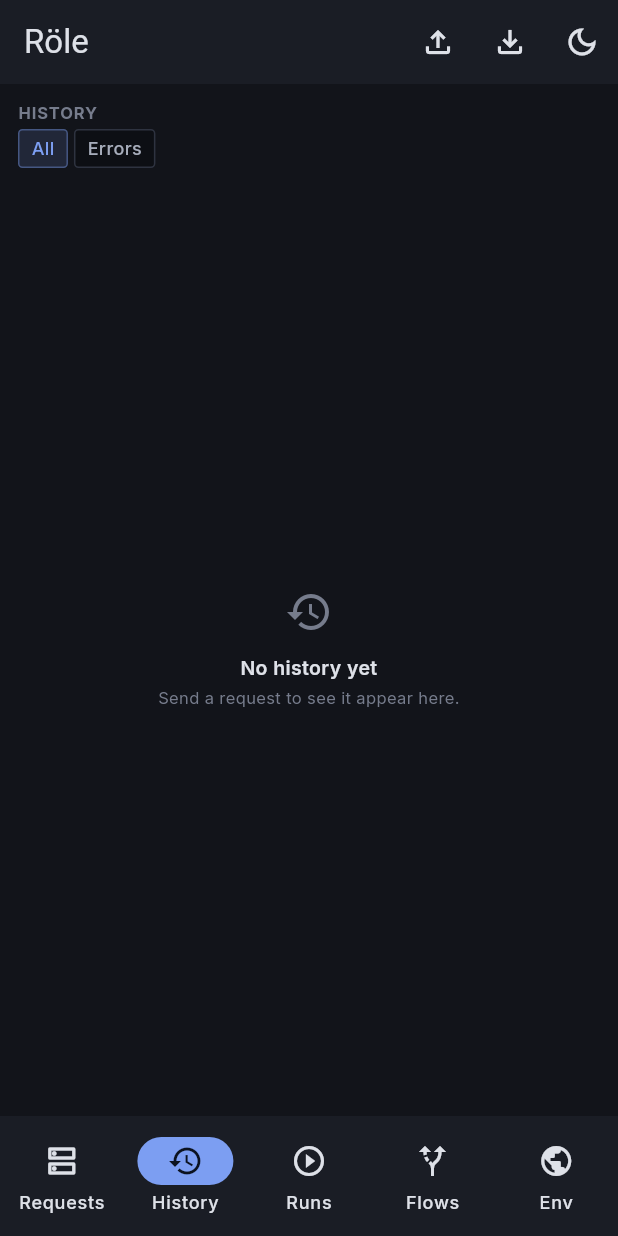
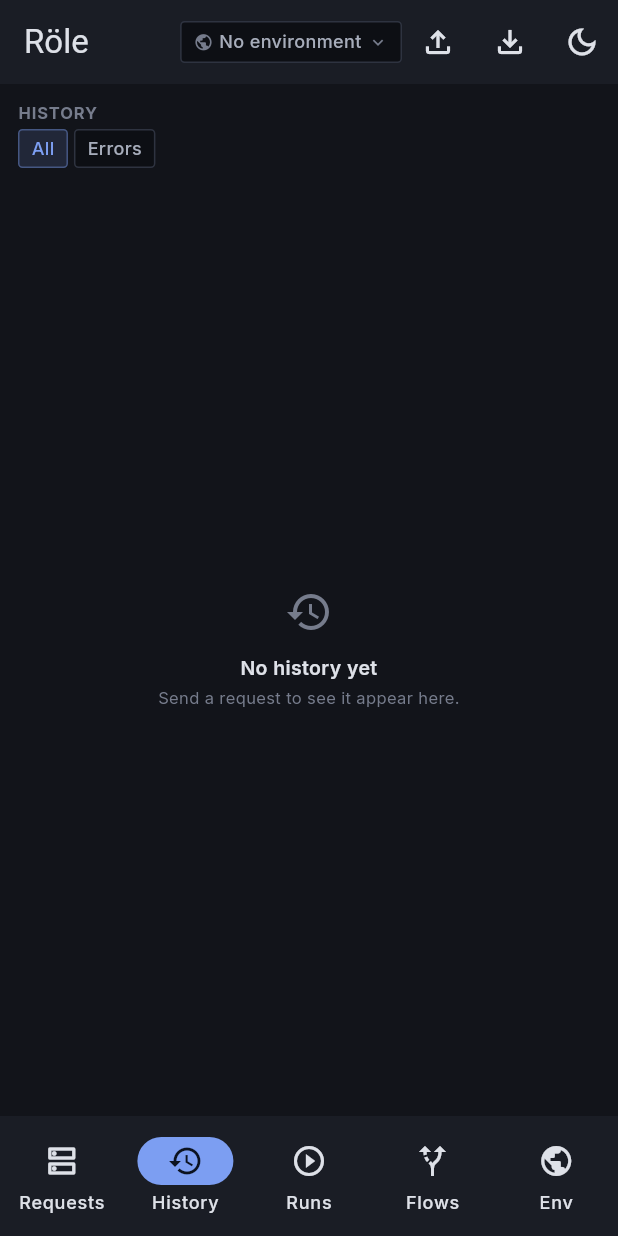
Before and after one commit to role-suite/role-client, a Flutter app: the screen it shows after launch, item 2 of the bottom bar chosen, on a phone screen of 412 x 824 dp. Run offline on Flutter 3.47's test engine with Material 3 defaults, Android fonts, the phone set to English and light mode, and no system bars; our stand-ins replace dio, file_picker, flutter_riverpod, shared_preferences.

Commit message:
fix(shell): support clearing active environment

```diff
--- a/lib/ui/shell/mobile_shell.dart
+++ b/lib/ui/shell/mobile_shell.dart
@@ -11,6 +11,7 @@ import '../history/history_sidebar_panel.dart';
 import '../runner/runs_sidebar_panel.dart';
 import '../sidebar/requests_sidebar_panel.dart';
 import 'import_export_actions.dart';
+import 'top_bar.dart';
 import 'workbench_tab_content.dart';
 
 /// Mobile navigation: bottom nav over the section panels the desktop
@@ -62,6 +63,7 @@ class _MobileShellState extends ConsumerState<MobileShell> {
         foregroundColor: colors.textPrimary,
         elevation: 0,
         actions: [
+          const EnvironmentSwitcher(),
           IconButton(icon: const Icon(Icons.file_upload_outlined), tooltip: 'Import', onPressed: () => runImportWorkspace(context, ref)),
           IconButton(icon: const Icon(Icons.file_download_outlined), tooltip: 'Export', onPressed: () => runExportWorkspace(context, ref)),
           IconButton(
--- a/lib/ui/shell/top_bar.dart
+++ b/lib/ui/shell/top_bar.dart
@@ -35,7 +35,7 @@ class TopBar extends ConsumerWidget {
           Text(AppConstants.appName, style: context.type.title),
           const SizedBox(width: AppSpacing.lg),
           if (desktop) ...[Expanded(child: _SearchField()), const SizedBox(width: AppSpacing.lg)] else const Spacer(),
-          const _EnvironmentSwitcher(),
+          const EnvironmentSwitcher(),
           const SizedBox(width: AppSpacing.sm),
           AppIconButton(icon: Icons.file_upload_outlined, tooltip: 'Import workspace', onPressed: onImport),
           AppIconButton(icon: Icons.file_download_outlined, tooltip: 'Export workspace', onPressed: onExport),
@@ -81,8 +81,14 @@ class _SearchFieldState extends ConsumerState<_SearchField> {
   }
 }
 
-class _EnvironmentSwitcher extends ConsumerWidget {
-  const _EnvironmentSwitcher();
+/// Sentinel menu value for "No environment". PopupMenuButton can't use a
+/// literal `null` item value: it pops the selection via Navigator, and a
+/// popped `null` is indistinguishable from the menu being dismissed, so
+/// onSelected would never fire for it.
+const _noEnvironmentValue = '__no_environment__';
+
+class EnvironmentSwitcher extends ConsumerWidget {
+  const EnvironmentSwitcher({super.key});
 
   @override
   Widget build(BuildContext context, WidgetRef ref) {
@@ -91,7 +97,7 @@ class _EnvironmentSwitcher extends ConsumerWidget {
     final activeId = ref.watch(activeEnvironmentIdProvider);
     final active = environments.where((e) => e.id == activeId);
 
-    return PopupMenuButton<String?>(
+    return PopupMenuButton<String>(
       tooltip: 'Active environment',
       offset: const Offset(0, 32),
       color: colors.surfaceRaised,
@@ -100,10 +106,12 @@ class _EnvironmentSwitcher extends ConsumerWidget {
         side: BorderSide(color: colors.border),
       ),
       itemBuilder: (context) => [
-        const PopupMenuItem(value: null, child: Text('No environment')),
+        const PopupMenuItem(value: _noEnvironmentValue, child: Text('No environment')),
         for (final env in environments) PopupMenuItem(value: env.id, child: Text(env.name)),
       ],
-      onSelected: (id) => ref.read(activeEnvironmentIdProvider.notifier).setActiveEnvironment(id),
+      onSelected: (id) => ref
+          .read(activeEnvironmentIdProvider.notifier)
+          .setActiveEnvironment(id == _noEnvironmentValue ? null : id),
       child: Container(
         height: AppSizes.controlHeightSm + 4,
         padding: const EdgeInsets.symmetric(horizontal: AppSpacing.sm),
```
